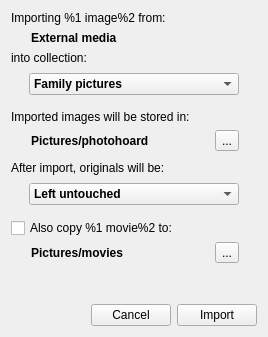
First picture: the form in src/dlg/ImportExternalDialog.ui, repository wagenadl/photohoard, before the edit.
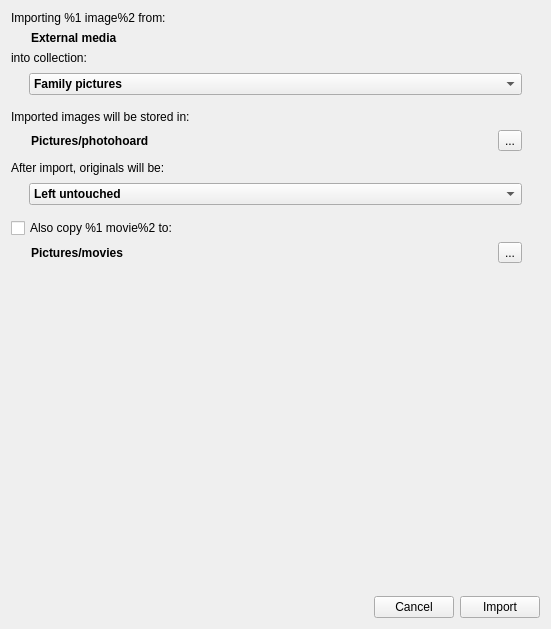
Second picture: the form after the edit.

What changed in the file:
```diff
--- a/src/dlg/ImportExternalDialog.ui
+++ b/src/dlg/ImportExternalDialog.ui
@@ -6,8 +6,8 @@
    <rect>
     <x>0</x>
     <y>0</y>
-    <width>268</width>
-    <height>337</height>
+    <width>551</width>
+    <height>629</height>
    </rect>
   </property>
   <property name="windowTitle">
@@ -16,6 +16,12 @@
   <layout class="QVBoxLayout" name="verticalLayout">
    <item>
     <widget class="QLabel" name="what">
+     <property name="sizePolicy">
+      <sizepolicy hsizetype="Preferred" vsizetype="Minimum">
+       <horstretch>0</horstretch>
+       <verstretch>0</verstretch>
+      </sizepolicy>
+     </property>
      <property name="text">
       <string>Importing %1 image%2 from:</string>
      </property>
@@ -42,6 +48,12 @@
    </item>
    <item>
     <widget class="QLabel" name="label_3">
+     <property name="sizePolicy">
+      <sizepolicy hsizetype="Preferred" vsizetype="Minimum">
+       <horstretch>0</horstretch>
+       <verstretch>0</verstretch>
+      </sizepolicy>
+     </property>
      <property name="text">
       <string>into collection:</string>
      </property>
@@ -85,6 +97,12 @@
    </item>
    <item>
     <widget class="QLabel" name="label_5">
+     <property name="sizePolicy">
+      <sizepolicy hsizetype="Preferred" vsizetype="Minimum">
+       <horstretch>0</horstretch>
+       <verstretch>0</verstretch>
+      </sizepolicy>
+     </property>
      <property name="text">
       <string>Imported images will be stored in:</string>
      </property>
@@ -149,6 +167,12 @@
    </item>
    <item>
     <widget class="QLabel" name="label_7">
+     <property name="sizePolicy">
+      <sizepolicy hsizetype="Preferred" vsizetype="Minimum">
+       <horstretch>0</horstretch>
+       <verstretch>0</verstretch>
+      </sizepolicy>
+     </property>
      <property name="text">
       <string>After import, originals will be:</string>
      </property>
@@ -223,6 +247,12 @@
       </property>
       <item>
        <widget class="QCheckBox" name="copyMovies">
+        <property name="sizePolicy">
+         <sizepolicy hsizetype="Minimum" vsizetype="Minimum">
+          <horstretch>0</horstretch>
+          <verstretch>0</verstretch>
+         </sizepolicy>
+        </property>
         <property name="text">
          <string>Also copy %1 movie%2 to:</string>
         </property>
```
